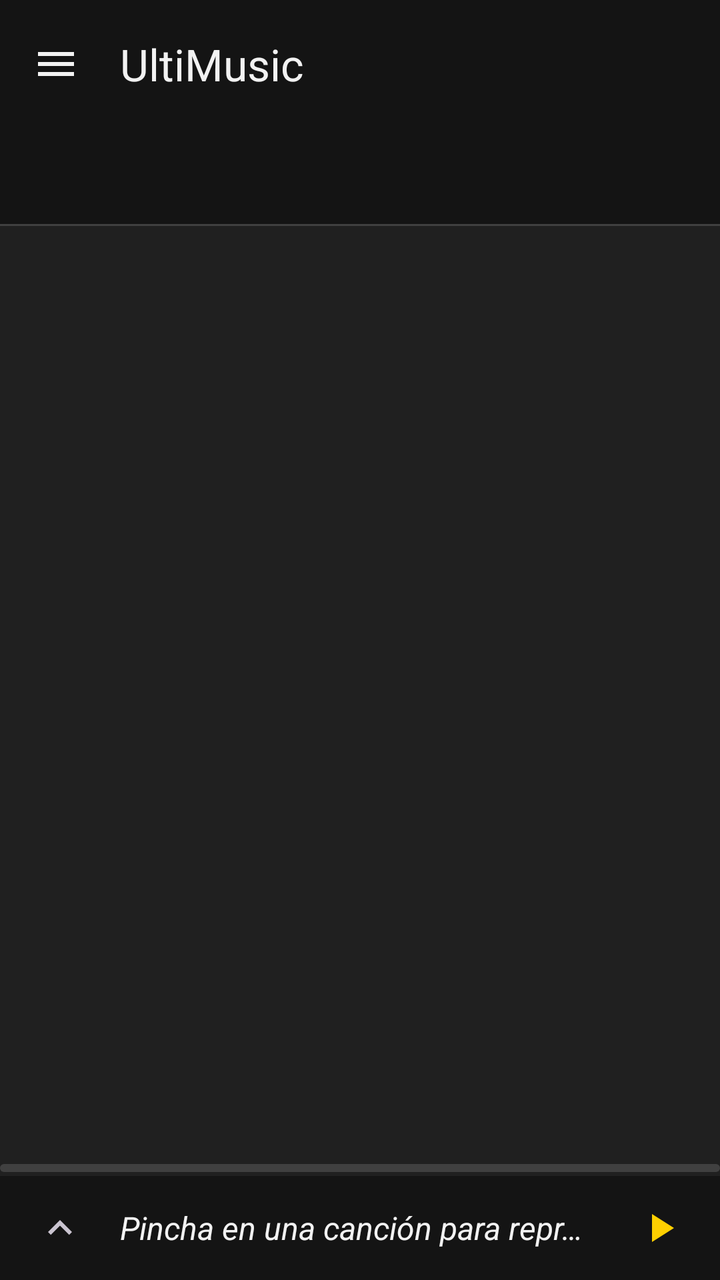
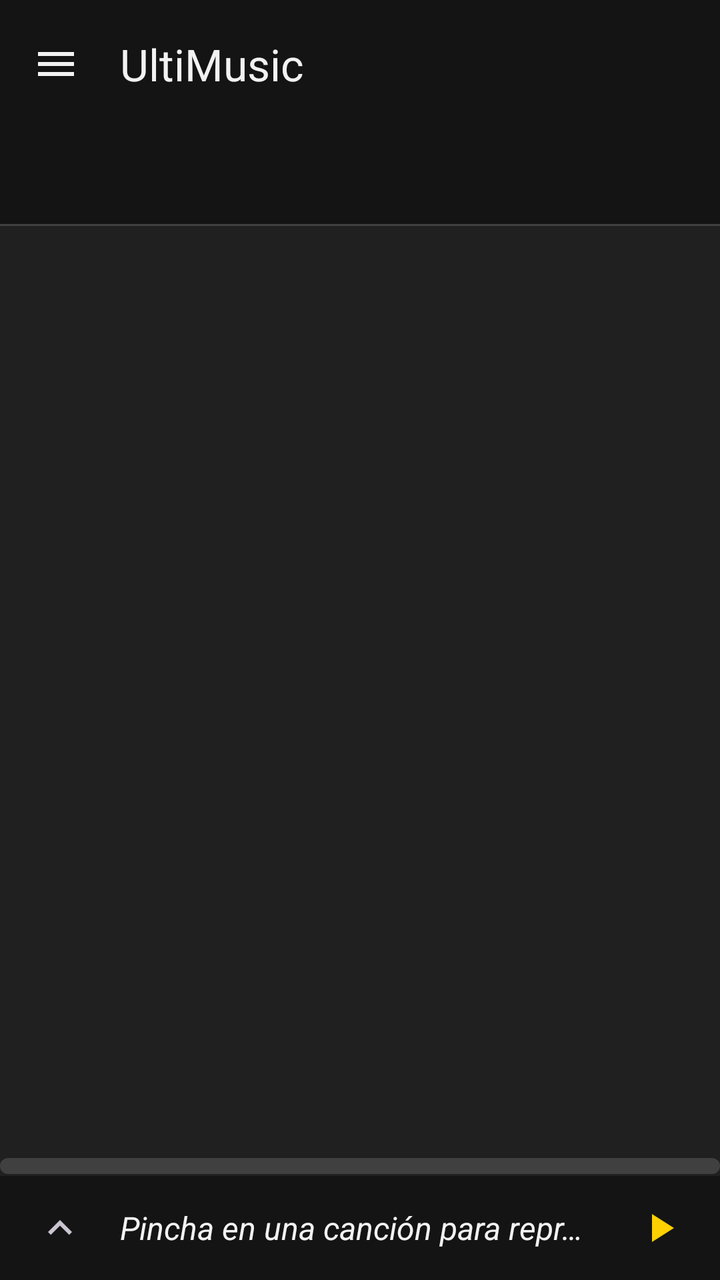

Two renders of the same Android screen: before a commit and after it. Below are the layout's source before the change and the commit's diff.
<!-- AndroidManifest.xml: application theme Theme.UltiMusic -->
<!-- res/layout/activity_main.xml -->
<?xml version="1.0" encoding="utf-8"?>
<LinearLayout xmlns:android="http://schemas.android.com/apk/res/android"
    xmlns:app="http://schemas.android.com/apk/res-auto"
    xmlns:tools="http://schemas.android.com/tools"
    android:id="@+id/main"
    android:layout_width="match_parent"
    android:layout_height="match_parent"
    android:background="@color/um_background"
    android:orientation="vertical"
    tools:context=".ui.MainActivity">

    <com.google.android.material.appbar.MaterialToolbar
        android:id="@+id/toolbar"
        android:layout_width="match_parent"
        android:layout_height="?attr/actionBarSize"
        android:background="@color/um_surface"
        app:navigationIcon="@drawable/ic_menu"
        app:navigationIconTint="@color/um_on_background"
        app:title="@string/app_name"
        app:titleTextColor="@color/um_on_background" />

    <com.google.android.material.tabs.TabLayout
        android:id="@+id/tabLayout"
        android:layout_width="match_parent"
        android:layout_height="wrap_content"
        android:background="@color/um_surface"
        app:tabGravity="start"
        app:tabIndicatorColor="@color/um_yellow"
        app:tabMode="scrollable"
        app:tabSelectedTextColor="@color/um_yellow"
        app:tabTextColor="@color/um_on_surface_muted" />

    <View
        android:layout_width="match_parent"
        android:layout_height="1dp"
        android:background="@color/um_divider" />

    <androidx.viewpager2.widget.ViewPager2
        android:id="@+id/viewPager"
        android:layout_width="match_parent"
        android:layout_height="0dp"
        android:layout_weight="1" />

    <SeekBar
        android:id="@+id/songProgress"
        android:layout_width="match_parent"
        android:layout_height="8dp"
        android:paddingStart="0dp"
        android:paddingEnd="0dp"
        android:max="1000"
        android:progress="0"
        android:progressDrawable="@drawable/seekbar_line"
        android:progressBackgroundTint="@color/um_divider"
        android:progressTint="@color/um_yellow"
        android:thumb="@null"
        android:splitTrack="false"
        android:foreground="@android:color/transparent" />

    <include
        android:id="@+id/miniPlayer"
        layout="@layout/view_mini_player" />

</LinearLayout>
<!-- res/layout/view_mini_player.xml (included above) -->
<?xml version="1.0" encoding="utf-8"?>
<LinearLayout xmlns:android="http://schemas.android.com/apk/res/android"
    android:id="@+id/miniPlayer"
    android:layout_width="match_parent"
    android:layout_height="wrap_content"
    android:background="@color/um_surface"
    android:gravity="center_vertical"
    android:orientation="horizontal"
    android:paddingHorizontal="8dp"
    android:paddingVertical="4dp">

    <ImageButton
        android:id="@+id/btnExpand"
        android:layout_width="44dp"
        android:layout_height="44dp"
        android:background="?attr/selectableItemBackgroundBorderless"
        android:contentDescription="@string/expand_player"
        android:src="@drawable/ic_arrow_up" />

    <TextView
        android:id="@+id/miniTitle"
        android:layout_width="0dp"
        android:layout_height="wrap_content"
        android:layout_weight="1"
        android:layout_marginHorizontal="8dp"
        android:ellipsize="end"
        android:maxLines="1"
        android:text="@string/nothing_playing"
        android:textColor="@color/um_on_background"
        android:textSize="16sp"
        android:textStyle="italic" />

    <ImageButton
        android:id="@+id/btnPlayPause"
        android:layout_width="44dp"
        android:layout_height="44dp"
        android:background="?attr/selectableItemBackgroundBorderless"
        android:contentDescription="@string/play_pause"
        android:src="@drawable/ic_play" />

</LinearLayout>
<!-- resources referenced by this layout -->
<resources>
  <color name="um_background">#FF202020</color>
  <color name="um_divider">#FF404040</color>
  <color name="um_on_background">#FFF2F2F2</color>
  <color name="um_on_surface_muted">#FFB0B0B0</color>
  <color name="um_surface">#FF141414</color>
  <color name="um_yellow">#FFFFD000</color>
  <!-- drawable ic_arrow_up (drawable) -->
  <vector xmlns:android="http://schemas.android.com/apk/res/android"
      android:width="24dp"
      android:height="24dp"
      android:viewportWidth="24"
      android:viewportHeight="24"
      android:tint="?attr/colorControlNormal">
      <path
          android:fillColor="@android:color/white"
          android:pathData="M7.41,15.41L12,10.83l4.59,4.58L18,14l-6,-6 -6,6z" />
  </vector>
  <!-- drawable ic_menu (drawable) -->
  <vector xmlns:android="http://schemas.android.com/apk/res/android"
      android:width="24dp"
      android:height="24dp"
      android:viewportWidth="24"
      android:viewportHeight="24"
      android:tint="?attr/colorControlNormal">
      <path
          android:fillColor="@android:color/white"
          android:pathData="M3,18h18v-2H3v2zm0,-5h18v-2H3v2zm0,-7v2h18V6H3z" />
  </vector>
  <!-- drawable ic_play (drawable) -->
  <vector xmlns:android="http://schemas.android.com/apk/res/android"
      android:width="24dp"
      android:height="24dp"
      android:viewportWidth="24"
      android:viewportHeight="24"
      android:tint="@color/um_yellow">
      <path
          android:fillColor="@android:color/white"
          android:pathData="M8,5v14l11,-7z" />
  </vector>
  <!-- drawable seekbar_line (drawable) -->
  <?xml version="1.0" encoding="utf-8"?>
  <layer-list xmlns:android="http://schemas.android.com/apk/res/android">
      <item android:id="@android:id/background" android:gravity="center_vertical">
          <shape android:shape="rectangle">
              <size android:height="4dp" />
              <corners android:radius="2dp" />
              <solid android:color="@android:color/white" />
          </shape>
      </item>
      <item android:id="@android:id/progress" android:gravity="center_vertical">
          <clip android:clipOrientation="horizontal" android:gravity="left">
              <shape android:shape="rectangle">
                  <size android:height="4dp" />
                  <corners android:radius="2dp" />
                  <solid android:color="@android:color/white" />
              </shape>
          </clip>
      </item>
  </layer-list>
  <string name="app_name">UltiMusic</string>
  <string name="expand_player">Expandir reproductor</string>
  <string name="nothing_playing">Pincha en una canción para reproducirla</string>
  <string name="play_pause">Reproducir o pausar</string>
  <style name="Theme.UltiMusic" parent="Base.Theme.UltiMusic" />
  <color name="black">#FF000000</color>
  <color name="um_surface_variant">#FF1F1F1F</color>
  <!-- drawable cursor_white (drawable) -->
  <?xml version="1.0" encoding="utf-8"?>
  <shape xmlns:android="http://schemas.android.com/apk/res/android"
      android:shape="rectangle">
      <solid android:color="@android:color/white" />
      <size android:width="2dp" />
  </shape>
  <!-- drawable handle_teardrop (drawable) -->
  <?xml version="1.0" encoding="utf-8"?>
  <vector xmlns:android="http://schemas.android.com/apk/res/android"
      android:width="24dp"
      android:height="24dp"
      android:viewportWidth="24"
      android:viewportHeight="24">
      <path
          android:fillColor="@android:color/white"
          android:pathData="M12,2C12,2 5,10.5 5,15C5,18.87 8.13,22 12,22C15.87,22 19,18.87 19,15C19,10.5 12,2 12,2Z" />
  </vector>
  <!-- unchanged entries left out for length: 1 -->
</resources>

<!-- the commit's change to res/layout/activity_main.xml (unified diff, before → after) -->
@@ -44,7 +44,7 @@
     <SeekBar
         android:id="@+id/songProgress"
         android:layout_width="match_parent"
-        android:layout_height="8dp"
+        android:layout_height="10dp"
         android:paddingStart="0dp"
         android:paddingEnd="0dp"
         android:max="1000"
@@ -54,6 +54,7 @@
         android:progressTint="@color/um_yellow"
         android:thumb="@null"
         android:splitTrack="false"
+        android:background="@null"
         android:foreground="@android:color/transparent" />
 
     <include
<!-- resource entries referenced after the edit -->
@@ -44,16 +44,16 @@
   <layer-list xmlns:android="http://schemas.android.com/apk/res/android">
       <item android:id="@android:id/background" android:gravity="center_vertical">
           <shape android:shape="rectangle">
-              <size android:height="4dp" />
-              <corners android:radius="2dp" />
+              <size android:height="8dp" />
+              <corners android:radius="4dp" />
               <solid android:color="@android:color/white" />
           </shape>
       </item>
       <item android:id="@android:id/progress" android:gravity="center_vertical">
           <clip android:clipOrientation="horizontal" android:gravity="left">
               <shape android:shape="rectangle">
-                  <size android:height="4dp" />
-                  <corners android:radius="2dp" />
+                  <size android:height="8dp" />
+                  <corners android:radius="4dp" />
                   <solid android:color="@android:color/white" />
               </shape>
           </clip>
